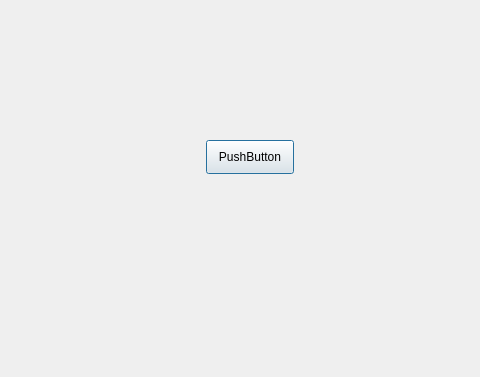
This is dialog.ui in ian688t6/qtscrcpy as Qt 5 draws it before an edit; both pictures show x 84 to 564 and y 0 to 377 of the 800 by 600 pixel window. The edited form follows.
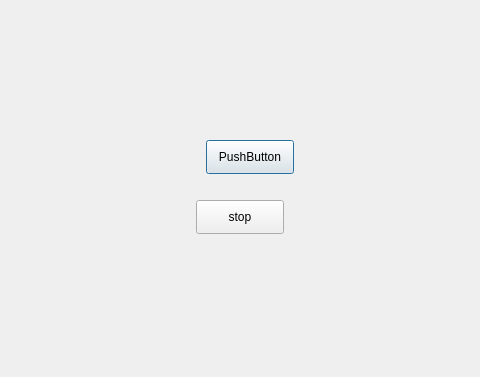
This is the edited form.

Commit message: add commen and decoder and modify tcpserver devicesocket class

```diff
--- a/dialog.ui
+++ b/dialog.ui
@@ -26,6 +26,19 @@
     <string>PushButton</string>
    </property>
   </widget>
+  <widget class="QPushButton" name="stopBtn">
+   <property name="geometry">
+    <rect>
+     <x>280</x>
+     <y>200</y>
+     <width>88</width>
+     <height>34</height>
+    </rect>
+   </property>
+   <property name="text">
+    <string>stop</string>
+   </property>
+  </widget>
  </widget>
  <resources/>
  <connections/>
```
The commit also changes 155 other files.
